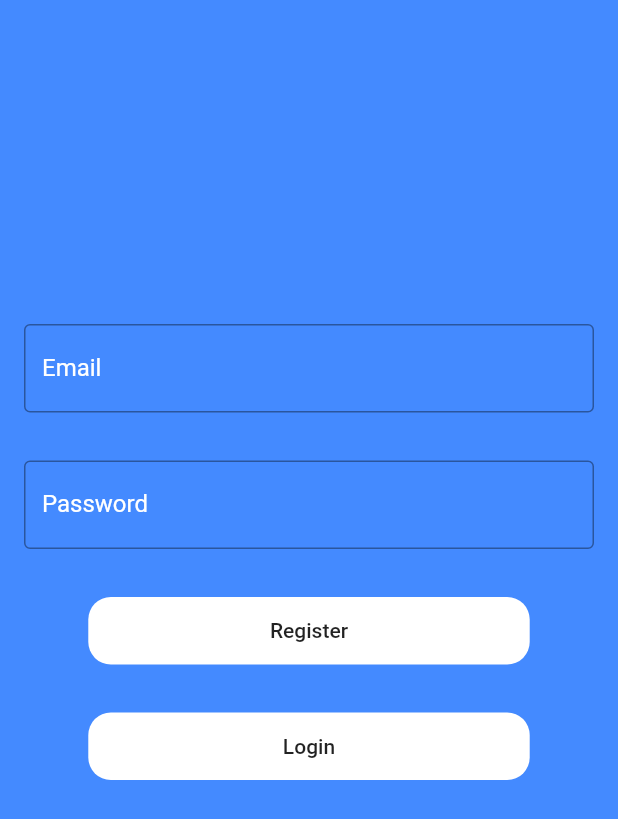
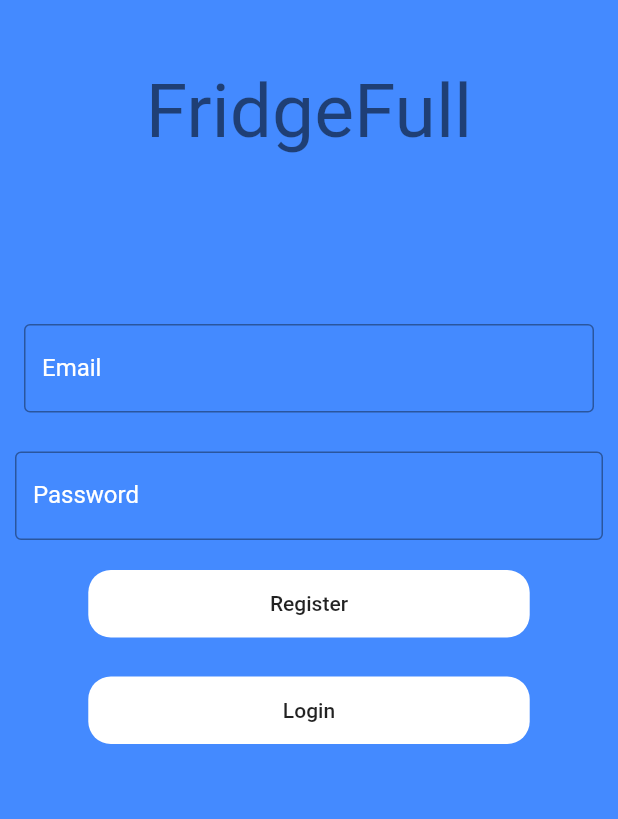
Before and after one commit to chiragparihar/FridgeFull, a Flutter app: the screen it shows after launch, on a phone screen of 412 x 824 dp. Shown: the top 819 px of the screen. Run offline on Flutter 3.47's test engine with Material 2 defaults, Android fonts, the phone set to English and light mode, and no system bars; our stand-ins replace firebase_auth, firebase_core, google_sign_in; accounts and stored records are empty.

Commit message:
added fridgefull name on homepage

```diff
--- a/App/fridgefull/lib/authenticate.dart
+++ b/App/fridgefull/lib/authenticate.dart
@@ -36,7 +36,16 @@ class _AuthenticationState extends State<Authentication>{
            // mainAxisAlignment: MainAxisAlignment.spaceBetween,
             children: [
               Container(
-                height:200,
+                height:150,
+                child: Center(
+                  child: Text(
+                    "FridgeFull",
+                    style:TextStyle(fontSize: 50,color: Colors.black54),
+                  ),
+                ),
+              ),
+              Container(
+                height:50,
                 child: Center(
                   child: Text(
                     _err,
@@ -59,7 +68,7 @@ class _AuthenticationState extends State<Authentication>{
                 ),
               ),
               Container(
-                padding: const EdgeInsets.all(16.0),
+                padding: const EdgeInsets.all(10.0),
                 child: TextFormField(
                   obscureText: true,
                   controller: _psk,
@@ -73,7 +82,7 @@ class _AuthenticationState extends State<Authentication>{
                 ),
               ),
               Container(
-                padding:const EdgeInsets.all(16.0),
+                padding:const EdgeInsets.all(10.0),
                 child: Container(
                   width:MediaQuery.of(context).size.width /1.4,
                   height:45,
@@ -88,6 +97,7 @@ class _AuthenticationState extends State<Authentication>{
                       print(shouldNavigate);
                       if(shouldNavigate.answ){
                         Navigator.pushNamed(context,HomeView.routeName);
+                        changeErr(shouldNavigate.mess);
                       }
                       else{
                         _psk.clear();
@@ -114,6 +124,7 @@ class _AuthenticationState extends State<Authentication>{
                       auth shouldNavigate = await signIn(_email.text,_psk.text);
                       if(shouldNavigate.answ){
                         Navigator.push(context,MaterialPageRoute(builder:(context) => HomeView()));
+                        changeErr(shouldNavigate.mess);
                       }
                       else{
                         changeErr(shouldNavigate.mess);
```
